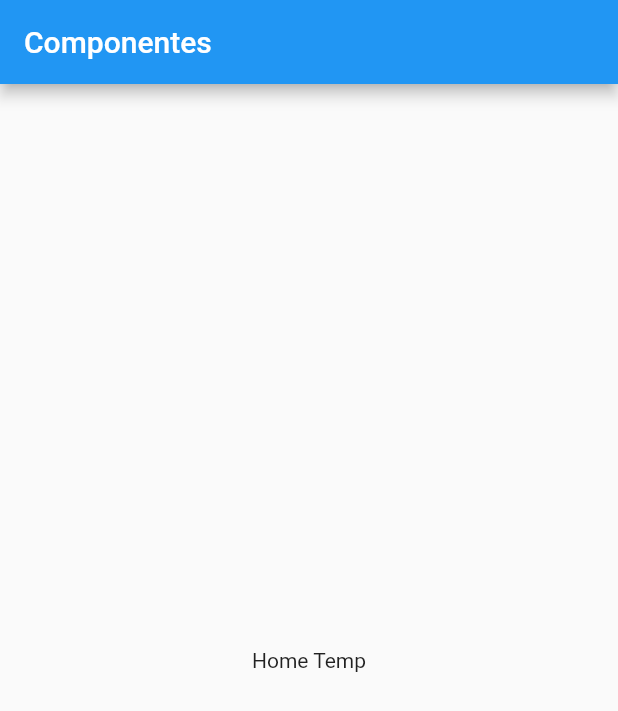
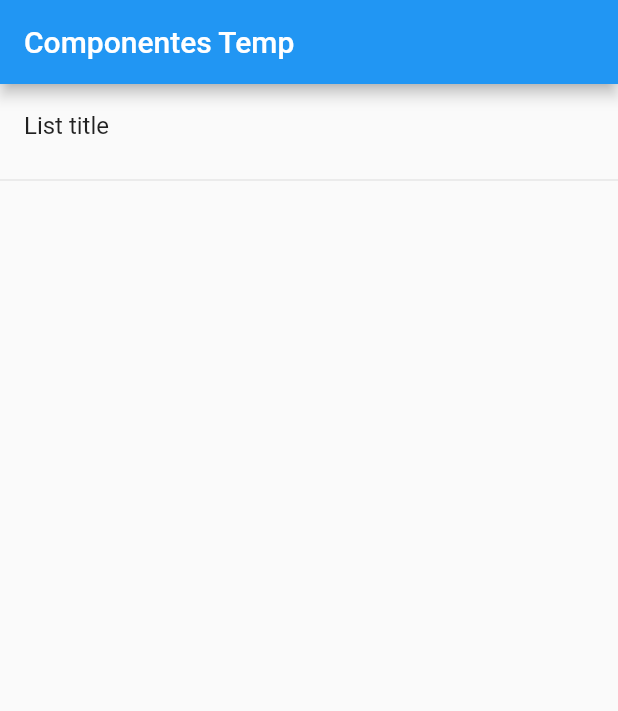
Before and after one commit to Larrygf02/flutter-componentes, a Flutter app: the screen it shows after launch, on a phone screen of 412 x 824 dp. Shown: the top 711 px of the screen. Run offline on Flutter 3.47's test engine with Material 2 defaults, Android fonts, the phone set to English and light mode, and no system bars.

Commit message:
List view

```diff
--- a/lib/main.dart
+++ b/lib/main.dart
@@ -8,12 +8,7 @@ class MyApp extends StatelessWidget {
   Widget build(BuildContext context) {
     return MaterialApp(
       title: 'Material App',
-      home: Scaffold(
-        appBar: AppBar(
-          title: Text('Componentes'),
-        ),
-        body: HomePageTemp()
-      ),
+      home: HomePageTemp()
     );
   }
 }
--- a/lib/src/pages/home_temp.dart
+++ b/lib/src/pages/home_temp.dart
@@ -3,8 +3,18 @@ import 'package:flutter/material.dart';
 class HomePageTemp extends StatelessWidget {
   @override
   Widget build(BuildContext context) {
-    return Center(
-      child: Text('Home Temp')
+    return Scaffold(
+      appBar: AppBar(
+        title: Text('Componentes Temp'),
+      ),
+      body: ListView(
+         children: <Widget>[
+           ListTile(
+             title: Text('List title')
+            ),
+            Divider()
+         ],
+      ),
     );
   }
 }
```
